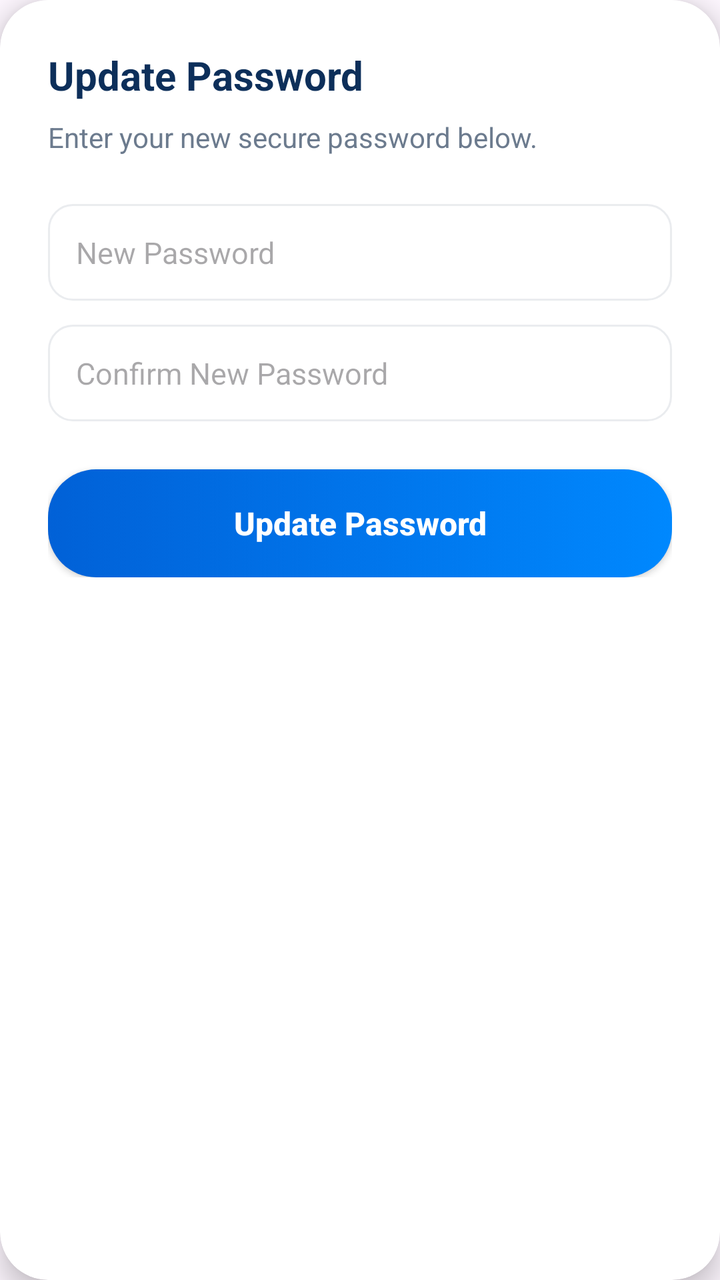
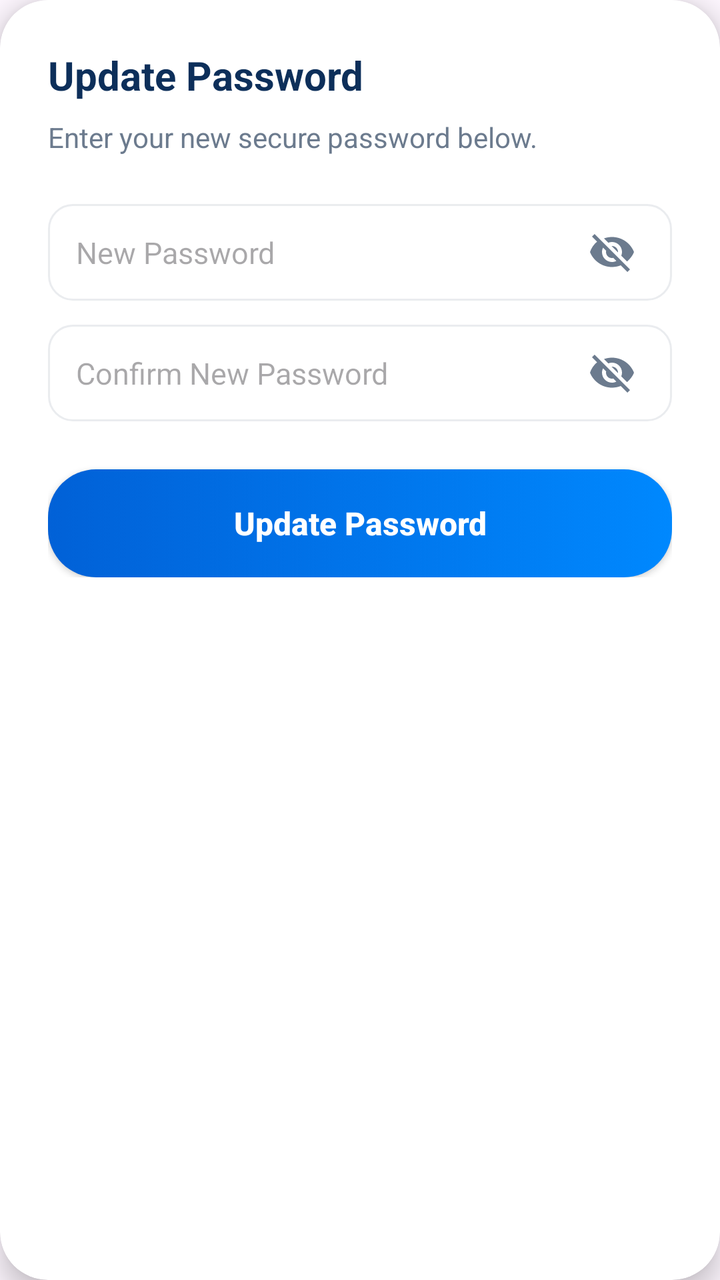

Two renders of the same Android screen: before a commit and after it. Below are the layout's source before the change and the commit's diff.
<!-- AndroidManifest.xml: application theme Theme.FinalYearProjectNew -->
<!-- res/layout/dialog_change_password.xml -->
<?xml version="1.0" encoding="utf-8"?>
<androidx.cardview.widget.CardView xmlns:android="http://schemas.android.com/apk/res/android"
    xmlns:app="http://schemas.android.com/apk/res-auto"
    android:layout_width="match_parent"
    android:layout_height="wrap_content"
    android:layout_margin="24dp"
    app:cardCornerRadius="24dp"
    app:cardElevation="8dp">

    <LinearLayout
        android:layout_width="match_parent"
        android:layout_height="wrap_content"
        android:orientation="vertical"
        android:padding="24dp">

        <TextView
            android:layout_width="wrap_content"
            android:layout_height="wrap_content"
            android:text="Update Password"
            android:textColor="@color/textColorPrimary"
            android:textSize="20sp"
            android:textStyle="bold" />

        <TextView
            android:layout_width="wrap_content"
            android:layout_height="wrap_content"
            android:layout_marginTop="8dp"
            android:text="Enter your new secure password below."
            android:textColor="@color/textColorSecondary"
            android:textSize="14sp" />

        <EditText
            android:id="@+id/etNewPassword"
            android:layout_width="match_parent"
            android:layout_height="wrap_content"
            android:layout_marginTop="24dp"
            android:background="@drawable/bg_rounded_input"
            android:hint="New Password"
            android:inputType="textPassword"
            android:padding="14dp"
            android:textSize="15sp" />

        <EditText
            android:id="@+id/etConfirmPassword"
            android:layout_width="match_parent"
            android:layout_height="wrap_content"
            android:layout_marginTop="12dp"
            android:background="@drawable/bg_rounded_input"
            android:hint="Confirm New Password"
            android:inputType="textPassword"
            android:padding="14dp"
            android:textSize="15sp" />

        <androidx.appcompat.widget.AppCompatButton
            android:id="@+id/btnUpdatePassword"
            android:layout_width="match_parent"
            android:layout_height="54dp"
            android:layout_marginTop="24dp"
            android:background="@drawable/bg_gradient_button"
            android:text="Update Password"
            android:textAllCaps="false"
            android:textColor="@android:color/white"
            android:textSize="16sp"
            android:textStyle="bold" />

    </LinearLayout>
</androidx.cardview.widget.CardView>
<!-- resources referenced by this layout -->
<resources>
  <color name="textColorPrimary">#0D2F5A</color>
  <color name="textColorSecondary">#6C7B8E</color>
  <!-- drawable bg_gradient_button (drawable) -->
  <?xml version="1.0" encoding="utf-8"?>
  <selector xmlns:android="http://schemas.android.com/apk/res/android">
      <item>
          <shape android:shape="rectangle">
              <gradient
                  android:startColor="@color/buttonGradientStart"
                  android:endColor="@color/buttonGradientEnd"
                  android:angle="0" />
              <corners android:radius="24dp" />
          </shape>
      </item>
  </selector>
  <!-- drawable bg_rounded_input (drawable) -->
  <?xml version="1.0" encoding="utf-8"?>
  <shape xmlns:android="http://schemas.android.com/apk/res/android"
      android:shape="rectangle">
      <solid android:color="@color/inputBackground" />
      <corners android:radius="12dp" />
      <stroke android:width="1dp" android:color="#EAECEF" />
  </shape>
  <style name="Theme.FinalYearProjectNew" parent="Base.Theme.FinalYearProjectNew" />
  <color name="buttonGradientStart">#0161D7</color>
  <color name="buttonGradientEnd">#0088FE</color>
  <color name="inputBackground">#FFFFFF</color>
  <style name="Base.Theme.FinalYearProjectNew" parent="Theme.Material3.DayNight.NoActionBar">
          
          
      </style>
</resources>

<!-- the commit's change to res/layout/dialog_change_password.xml (unified diff, before → after) -->
@@ -29,27 +29,69 @@
             android:textColor="@color/textColorSecondary"
             android:textSize="14sp" />
 
-        <EditText
-            android:id="@+id/etNewPassword"
+        <LinearLayout
             android:layout_width="match_parent"
             android:layout_height="wrap_content"
             android:layout_marginTop="24dp"
             android:background="@drawable/bg_rounded_input"
-            android:hint="New Password"
-            android:inputType="textPassword"
-            android:padding="14dp"
-            android:textSize="15sp" />
+            android:gravity="center_vertical"
+            android:orientation="horizontal"
+            android:paddingHorizontal="14dp">
 
-        <EditText
-            android:id="@+id/etConfirmPassword"
+            <EditText
+                android:id="@+id/etNewPassword"
+                android:layout_width="0dp"
+                android:layout_height="wrap_content"
+                android:layout_weight="1"
+                android:background="@null"
+                android:hint="New Password"
+                android:inputType="textPassword"
+                android:paddingVertical="14dp"
+                android:textSize="15sp" />
+
+            <ImageView
+                android:id="@+id/ivToggleNewPassword"
+                android:layout_width="32dp"
+                android:layout_height="32dp"
+                android:padding="4dp"
+                android:src="@drawable/ic_eye_off_filled"
+                android:clickable="true"
+                android:focusable="true"
+                android:background="?attr/selectableItemBackgroundBorderless"
+                app:tint="@color/textColorSecondary" />
+        </LinearLayout>
+
+        <LinearLayout
             android:layout_width="match_parent"
             android:layout_height="wrap_content"
             android:layout_marginTop="12dp"
             android:background="@drawable/bg_rounded_input"
-            android:hint="Confirm New Password"
-            android:inputType="textPassword"
-            android:padding="14dp"
-            android:textSize="15sp" />
+            android:gravity="center_vertical"
+            android:orientation="horizontal"
+            android:paddingHorizontal="14dp">
+
+            <EditText
+                android:id="@+id/etConfirmPassword"
+                android:layout_width="0dp"
+                android:layout_height="wrap_content"
+                android:layout_weight="1"
+                android:background="@null"
+                android:hint="Confirm New Password"
+                android:inputType="textPassword"
+                android:paddingVertical="14dp"
+                android:textSize="15sp" />
+
+            <ImageView
+                android:id="@+id/ivToggleConfirmPassword"
+                android:layout_width="32dp"
+                android:layout_height="32dp"
+                android:padding="4dp"
+                android:src="@drawable/ic_eye_off_filled"
+                android:clickable="true"
+                android:focusable="true"
+                android:background="?attr/selectableItemBackgroundBorderless"
+                app:tint="@color/textColorSecondary" />
+        </LinearLayout>
 
         <androidx.appcompat.widget.AppCompatButton
             android:id="@+id/btnUpdatePassword"
<!-- resource entries referenced after the edit -->
@@ -23,6 +23,11 @@
       <corners android:radius="12dp" />
       <stroke android:width="1dp" android:color="#EAECEF" />
   </shape>
+  <!-- drawable ic_eye_off_filled (drawable) -->
+  <vector xmlns:android="http://schemas.android.com/apk/res/android"
+      android:width="24dp" android:height="24dp" android:viewportWidth="24" android:viewportHeight="24">
+    <path android:fillColor="#6C7B8E" android:pathData="M12,7c2.76,0 5,2.24 5,5c0,0.65 -0.13,1.26 -0.36,1.83l2.92,2.92C21.17,15.24 22.42,13.67 23,12c-1.73,-4.39 -6,-7.5 -11,-7.5c-1.4,0 -2.74,0.25 -3.98,0.7l2.16,2.16C10.74,7.13 11.35,7 12,7zM2,4.27l2.28,2.28L4.54,6.81C2.9,8.19 1.63,10 1,12c1.73,4.39 6,7.5 11,7.5c1.55,0 3.03,-0.3 4.38,-0.84l0.42,0.42L19.73,22L21,20.73L3.27,3L2,4.27zM7.53,9.8l1.55,1.55c-0.05,0.21 -0.08,0.43 -0.08,0.65c0,1.66 1.34,3 3,3c0.22,0 0.44,-0.03 0.65,-0.08l1.55,1.55c-0.67,0.33 -1.41,0.53 -2.2,0.53c-2.76,0 -5,-2.24 -5,-5C7,11.21 7.2,10.47 7.53,9.8zM11.84,9.02l3.15,3.15c0.02,-0.05 0.02,-0.1 0.02,-0.17c0,-1.66 -1.34,-3 -3,-3C11.94,9 11.89,9 11.84,9.02z"/>
+  </vector>
   <style name="Theme.FinalYearProjectNew" parent="Base.Theme.FinalYearProjectNew" />
   <color name="buttonGradientStart">#0161D7</color>
   <color name="buttonGradientEnd">#0088FE</color>
